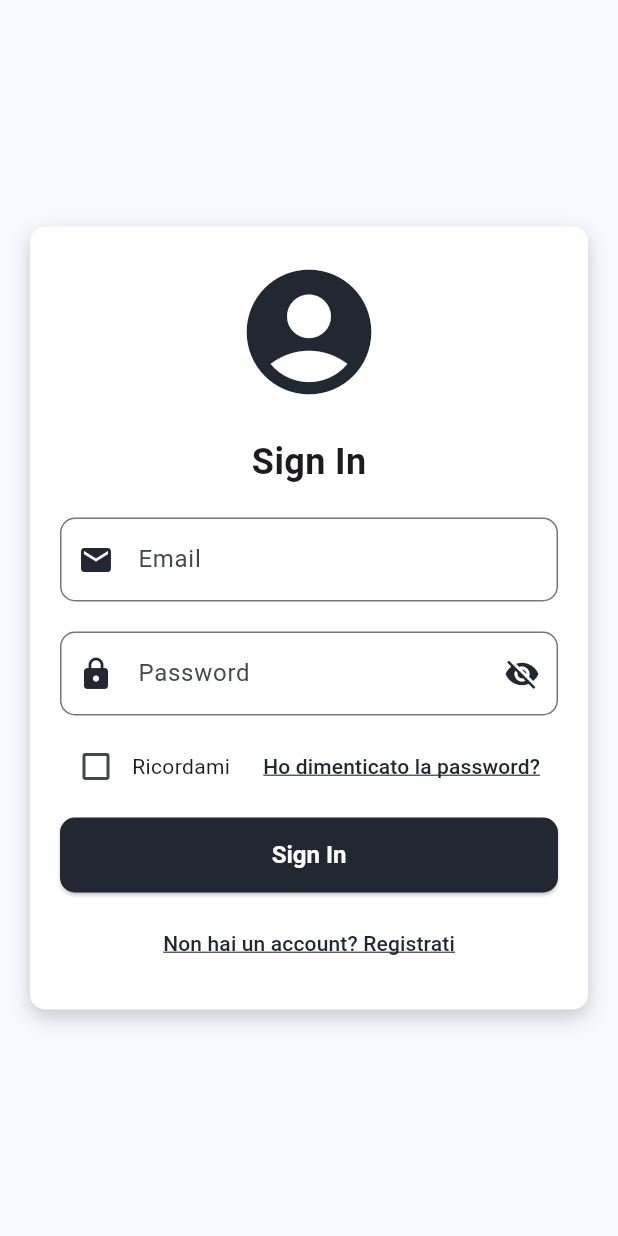
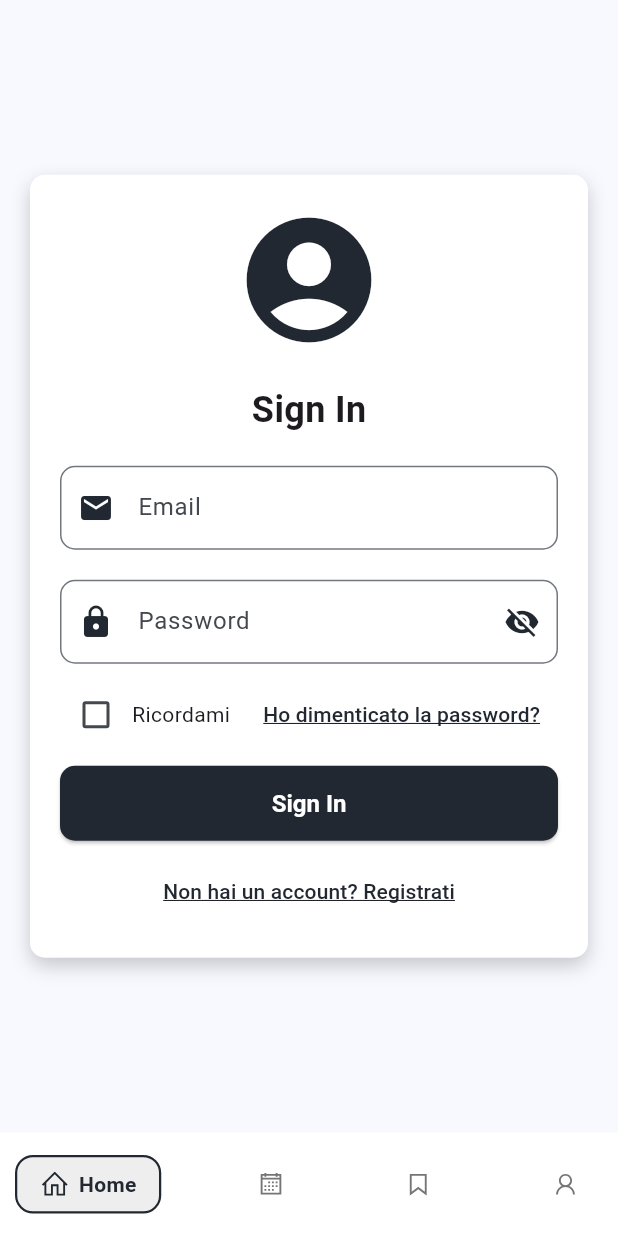
Before and after one commit to screamkface/MatchDay, a Flutter app: the screen it shows after launch, on a phone screen of 412 x 824 dp. Run offline on Flutter 3.47's test engine with Material 3 defaults, Android fonts, the phone set to English and light mode, and no system bars; drawn by our look-alikes of google_nav_bar; our stand-ins replace google_fonts, line_icons.

Commit message:
Aggiunta admin navbar

```diff
--- a/lib/Screens/login.dart
+++ b/lib/Screens/login.dart
@@ -1,6 +1,7 @@
 import 'package:flutter/material.dart';
 import 'package:match_day/Screens/register.dart';
 import 'package:match_day/Screens/reset.dart';
+import 'package:match_day/components/adminNavbar.dart';
 
 class Login extends StatefulWidget {
   const Login({super.key});
@@ -31,6 +32,7 @@ class _LoginState extends State<Login> {
   @override
   Widget build(BuildContext context) {
     return Scaffold(
+      bottomNavigationBar: const AdminNavbar(),
       body: Center(
         child: Container(
           padding: const EdgeInsets.all(20.0),
@@ -113,7 +115,10 @@ class _LoginState extends State<Login> {
                   ),
                   TextButton(
                     onPressed: () {
-                      Navigator.pushReplacement(context,  MaterialPageRoute(builder: (context) => const Reset()) );
+                      Navigator.pushReplacement(
+                          context,
+                          MaterialPageRoute(
+                              builder: (context) => const Reset()));
                     },
                     child: const Text(
                       'Ho dimenticato la password?',
@@ -159,5 +164,4 @@ class _LoginState extends State<Login> {
       ),
     );
   }
-
 }
--- a/lib/Screens/reset.dart
+++ b/lib/Screens/reset.dart
@@ -2,7 +2,6 @@ import 'package:flutter/material.dart';
 import 'package:match_day/Screens/login.dart';
 
 class Reset extends StatefulWidget {
-
   const Reset({super.key});
 
   @override
@@ -78,7 +77,8 @@ class _ResetState extends State<Reset> {
               const SizedBox(height: 10),
               TextButton(
                 onPressed: () {
-                 Navigator.pushReplacement(context,  MaterialPageRoute(builder: (context) => const Login()) );
+                  Navigator.pushReplacement(context,
+                      MaterialPageRoute(builder: (context) => const Login()));
                 },
                 child: const Text(
                   'Torna al Login',
--- /dev/null
+++ b/lib/components/adminNavbar.dart
@@ -0,0 +1,46 @@
+import 'package:flutter/material.dart';
+import 'package:google_nav_bar/google_nav_bar.dart';
+import 'package:line_icons/line_icons.dart';
+
+class AdminNavbar extends StatelessWidget {
+  const AdminNavbar({super.key});
+
+  @override
+  Widget build(BuildContext context) {
+    return Container(
+      padding: const EdgeInsets.symmetric(horizontal: 10, vertical: 15),
+      color: Colors.white,
+      child: GNav(
+        haptic: true,
+        tabBorderRadius: 12,
+        gap: 6,
+        color: Colors.grey[600]!,
+        activeColor: const Color.fromARGB(255, 34, 40, 49),
+        iconSize: 20,
+        padding: const EdgeInsets.symmetric(horizontal: 15, vertical: 8),
+        tabBackgroundColor: Colors.grey[200]!,
+        // Aggiunta del bordo grigio al passaggio del mouse (hover) o tab attivo
+        tabActiveBorder: Border.all(
+            color: const Color.fromARGB(255, 34, 40, 49), width: 1.5),
+        tabs: const [
+          GButton(
+            icon: LineIcons.home,
+            text: 'Home',
+          ),
+          GButton(
+            icon: LineIcons.calendar,
+            text: 'Orari',
+          ),
+          GButton(
+            icon: LineIcons.bookmark,
+            text: 'Prenotazioni',
+          ),
+          GButton(
+            icon: LineIcons.user,
+            text: 'Profile',
+          ),
+        ],
+      ),
+    );
+  }
+}
--- a/pubspec.yaml
+++ b/pubspec.yaml
@@ -46,6 +46,8 @@ dev_dependencies:
   # rules and activating additional ones.
   flutter_lints: ^4.0.0
   google_fonts: ^6.2.1
+  google_nav_bar: ^5.0.6 # Controlla per la versione più aggiornata
+  line_icons: ^2.0.1 # Pacchetto per le icone
 
 # For information on the generic Dart part of this file, see the
 # following page: https://dart.dev/tools/pub/pubspec
```
Also changed, not shown: pubspec.lock.
